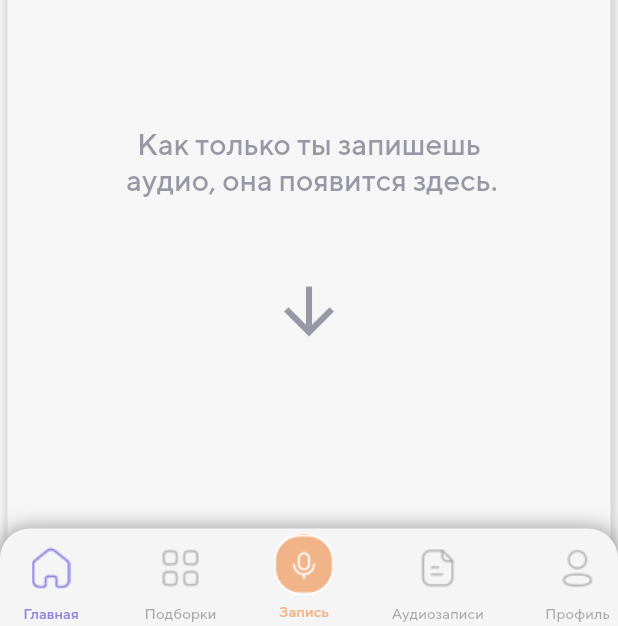
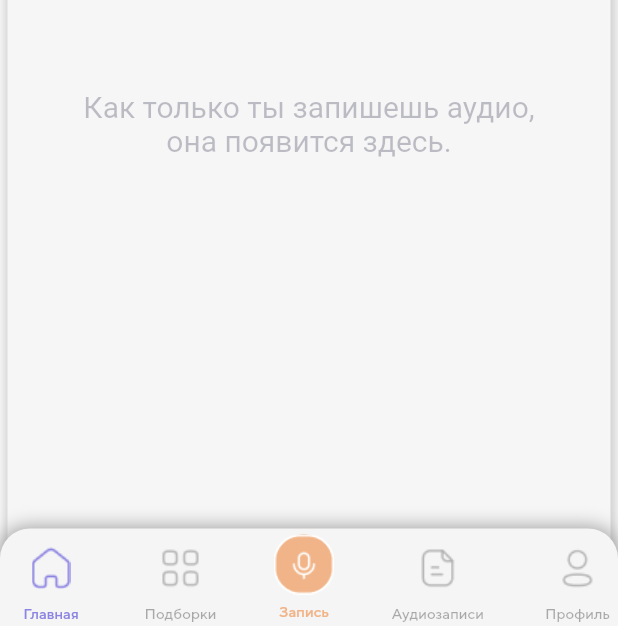
Before and after one commit to bounceit/MemoryBox, a Flutter app: the screen it shows after launch, after a tap on "Продолжить", after a tap on "Позже", on a phone screen of 412 x 824 dp, the part 610-1236 px from its top. Run offline on Flutter 3.47's test engine with Material 2 defaults, Android fonts, the phone set to English and light mode, and no system bars; our stand-ins replace cloud_firestore, date_format, firebase_auth, firebase_core, firebase_storage, flutter_multi_formatter and 4 more; missing offline and left inert: record; accounts and stored records are empty.

Commit message:
add and ref homepage audiolist

```diff
--- a/lib/repositories/audio_save_local.dart
+++ b/lib/repositories/audio_save_local.dart
@@ -18,7 +18,7 @@ class LocalSaveAudioFIle {
       if (Platform.isIOS) {
         directory = await pathProvider.getApplicationDocumentsDirectory();
       } else {
-        directory = Directory('/storage/emulated/0/Download');
+        directory = Directory('/storage/Download');
         if (!await directory.exists()) {
           directory = await pathProvider.getExternalStorageDirectory();
         }
--- a/lib/widgets/main_page_widgets/audio_stack.dart
+++ b/lib/widgets/main_page_widgets/audio_stack.dart
@@ -1,6 +1,10 @@
 import 'package:flutter/material.dart';
 
+import '../../models/audio_model.dart';
 import '../../recursec/app_colors.dart';
+import '../../repositories/audio_firebase_repositories.dart';
+import '../../repositories/user_repositories.dart';
+import '../player_widgets/player_mini.dart';
 
 class AudioStackWidget extends StatelessWidget {
   const AudioStackWidget({
@@ -57,11 +61,7 @@ class AudioStackWidget extends StatelessWidget {
             ),
           ),
           Expanded(
-            child: Stack(
-              children: const [
-                AudioList(),
-              ],
-            ),
+            child: AudioListWidget(),
           ),
         ],
       ),
@@ -69,31 +69,70 @@ class AudioStackWidget extends StatelessWidget {
   }
 }
 
-class AudioList extends StatelessWidget {
-  const AudioList({Key? key}) : super(key: key);
+class AudioListWidget extends StatelessWidget {
+  AudioListWidget({Key? key}) : super(key: key);
+  final AudioRepositories repositories = AudioRepositories();
+
+  Widget buildAudio(AudioModel audio) => PlayerMini(
+        duration: '${audio.duration}',
+        url: '${audio.audioUrl}',
+        name: '${audio.audioName}',
+        done: audio.done!,
+        id: '${audio.id}',
+        collection: audio.collections!,
+      );
 
   @override
   Widget build(BuildContext context) {
-    return Center(
-      child: Column(
-        children: [
-          const SizedBox(height: 75),
-          Text(
-            'Как только ты запишешь \n аудио, она появится здесь.',
+    return SizedBox(
+      child: StreamBuilder<List<AudioModel>>(
+        stream: repositories.readAudioSort('all'),
+        builder: (context, snapshot) {
+          if (snapshot.hasError) {
+            return const Padding(
+              padding: EdgeInsets.symmetric(
+                vertical: 50.0,
+                horizontal: 40.0,
+              ),
+              child: Text(
+                'Как только ты запишешь аудио, она появится здесь.',
                 textAlign: TextAlign.center,
                 style: TextStyle(
-              fontFamily: 'TTNorms',
                   fontSize: 20.0,
-              color: AppColors.colorText.withOpacity(0.5),
+                  color: AppColors.colorText50,
                 ),
               ),
-          const SizedBox(height: 50),
-          Icon(
-            Icons.arrow_downward,
-            size: 50,
-            color: AppColors.colorText.withOpacity(0.5),
+            );
+          }
+          if (snapshot.hasData) {
+            final audio = snapshot.data!;
+            if (audio.map(buildAudio).toList().isEmpty) {
+              UserRepositories().firstAuthorization();
+              return const Padding(
+                padding: EdgeInsets.symmetric(
+                  vertical: 50.0,
+                  horizontal: 40.0,
                 ),
-        ],
+                child: Text(
+                  'Как только ты запишешь аудио, она появится здесь.',
+                  textAlign: TextAlign.center,
+                  style: TextStyle(
+                    fontSize: 20.0,
+                    color: AppColors.colorText50,
+                  ),
+                ),
+              );
+            }
+
+            return ListView(
+              children: audio.map(buildAudio).toList(),
+            );
+          } else {
+            return const Center(
+              child: CircularProgressIndicator(),
+            );
+          }
+        },
       ),
     );
   }
```
Also changed, not shown: lib/widgets/player_widgets/player_mini.dart (added, +349 -0 lines), 1 other file. Lines whose indentation alone changed are shown as unchanged.
